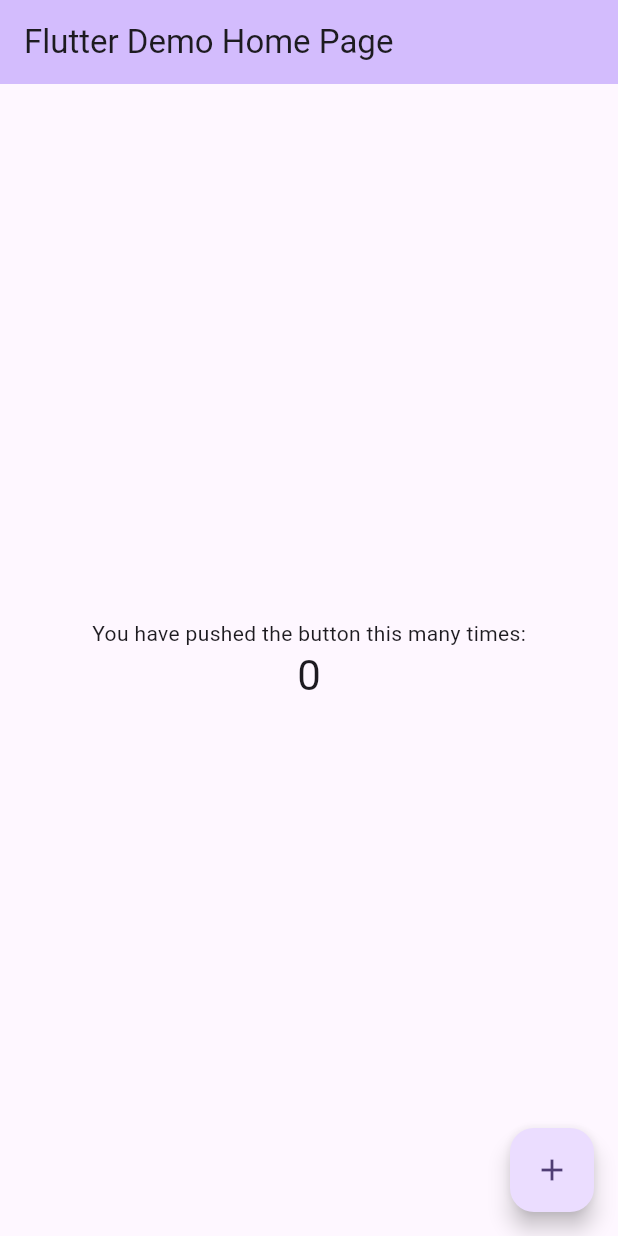
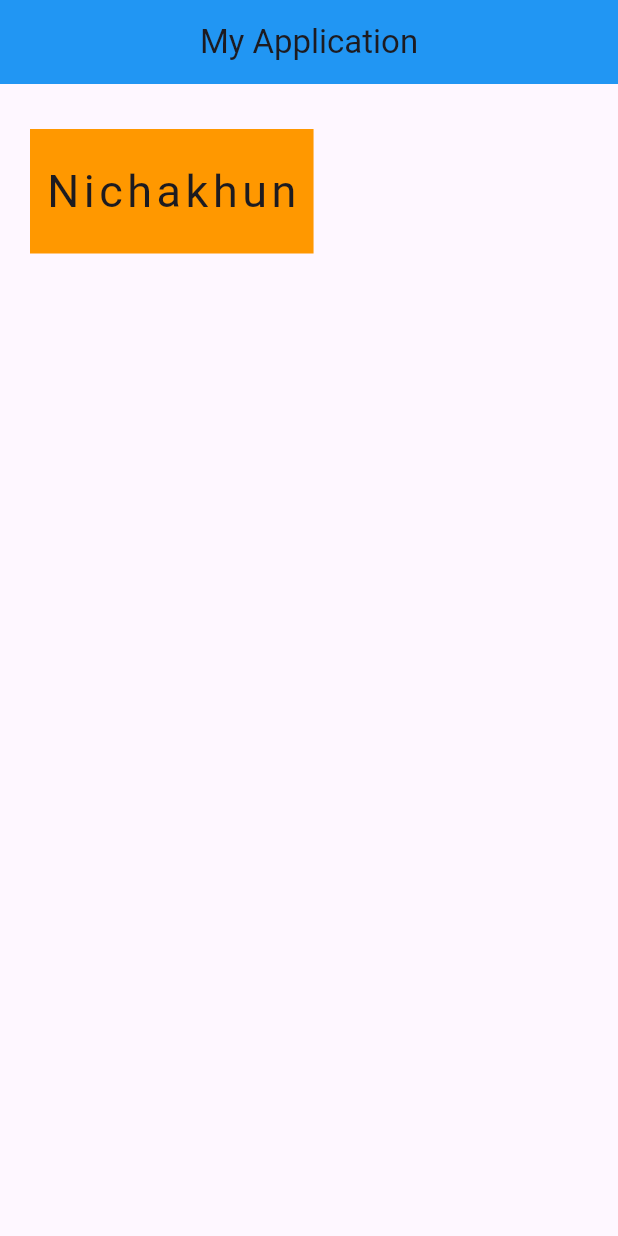
Before and after one commit to BigKongphop/WorkPlanPro, a Flutter app: the screen it shows after launch, on a phone screen of 412 x 824 dp. Run offline on Flutter 3.47's test engine with Material 3 defaults, Android fonts, the phone set to English and light mode, and no system bars.

Commit message:
test flutter

```diff
--- a/workplanpro/lib/main.dart
+++ b/workplanpro/lib/main.dart
@@ -1,125 +1,16 @@
 import 'package:flutter/material.dart';
+import 'package:workplanpro/screens/home.dart';
 
 void main() {
-  runApp(const MyApp());
+  runApp(MaterialApp(
+    title: "My title",
+    home: Scaffold(
+      appBar: AppBar(
+        title: const Text("My Application"),
+        backgroundColor: Colors.blue,
+        centerTitle: true,
+      ),
+      body: const Home(),
+    ),
+  ));
 }
-
-class MyApp extends StatelessWidget {
-  const MyApp({super.key});
-
-  // This widget is the root of your application.
-  @override
-  Widget build(BuildContext context) {
-    return MaterialApp(
-      title: 'Flutter Demo',
-      theme: ThemeData(
-        // This is the theme of your application.
-        //
-        // TRY THIS: Try running your application with "flutter run". You'll see
-        // the application has a purple toolbar. Then, without quitting the app,
-        // try changing the seedColor in the colorScheme below to Colors.green
-        // and then invoke "hot reload" (save your changes or press the "hot
-        // reload" button in a Flutter-supported IDE, or press "r" if you used
-        // the command line to start the app).
-        //
-        // Notice that the counter didn't reset back to zero; the application
-        // state is not lost during the reload. To reset the state, use hot
-        // restart instead.
-        //
-        // This works for code too, not just values: Most code changes can be
-        // tested with just a hot reload.
-        colorScheme: ColorScheme.fromSeed(seedColor: Colors.deepPurple),
-        useMaterial3: true,
-      ),
-      home: const MyHomePage(title: 'Flutter Demo Home Page'),
-    );
-  }
-}
-
-class MyHomePage extends StatefulWidget {
-  const MyHomePage({super.key, required this.title});
-
-  // This widget is the home page of your application. It is stateful, meaning
-  // that it has a State object (defined below) that contains fields that affect
-  // how it looks.
-
-  // This class is the configuration for the state. It holds the values (in this
-  // case the title) provided by the parent (in this case the App widget) and
-  // used by the build method of the State. Fields in a Widget subclass are
-  // always marked "final".
-
-  final String title;
-
-  @override
-  State<MyHomePage> createState() => _MyHomePageState();
-}
-
-class _MyHomePageState extends State<MyHomePage> {
-  int _counter = 0;
-
-  void _incrementCounter() {
-    setState(() {
-      // This call to setState tells the Flutter framework that something has
-      // changed in this State, which causes it to rerun the build method below
-      // so that the display can reflect the updated values. If we changed
-      // _counter without calling setState(), then the build method would not be
-      // called again, and so nothing would appear to happen.
-      _counter++;
-    });
-  }
-
-  @override
-  Widget build(BuildContext context) {
-    // This method is rerun every time setState is called, for instance as done
-    // by the _incrementCounter method above.
-    //
-    // The Flutter framework has been optimized to make rerunning build methods
-    // fast, so that you can just rebuild anything that needs updating rather
-    // than having to individually change instances of widgets.
-    return Scaffold(
-      appBar: AppBar(
-        // TRY THIS: Try changing the color here to a specific color (to
-        // Colors.amber, perhaps?) and trigger a hot reload to see the AppBar
-        // change color while the other colors stay the same.
-        backgroundColor: Theme.of(context).colorScheme.inversePrimary,
-        // Here we take the value from the MyHomePage object that was created by
-        // the App.build method, and use it to set our appbar title.
-        title: Text(widget.title),
-      ),
-      body: Center(
-        // Center is a layout widget. It takes a single child and positions it
-        // in the middle of the parent.
-        child: Column(
-          // Column is also a layout widget. It takes a list of children and
-          // arranges them vertically. By default, it sizes itself to fit its
-          // children horizontally, and tries to be as tall as its parent.
-          //
-          // Column has various properties to control how it sizes itself and
-          // how it positions its children. Here we use mainAxisAlignment to
-          // center the children vertically; the main axis here is the vertical
-          // axis because Columns are vertical (the cross axis would be
-          // horizontal).
-          //
-          // TRY THIS: Invoke "debug painting" (choose the "Toggle Debug Paint"
-          // action in the IDE, or press "p" in the console), to see the
-          // wireframe for each widget.
-          mainAxisAlignment: MainAxisAlignment.center,
-          children: <Widget>[
-            const Text(
-              'You have pushed the button this many times:',
-            ),
-            Text(
-              '$_counter',
-              style: Theme.of(context).textTheme.headlineMedium,
-            ),
-          ],
-        ),
-      ),
-      floatingActionButton: FloatingActionButton(
-        onPressed: _incrementCounter,
-        tooltip: 'Increment',
-        child: const Icon(Icons.add),
-      ), // This trailing comma makes auto-formatting nicer for build methods.
-    );
-  }
-}
--- /dev/null
+++ b/workplanpro/lib/screens/home.dart
@@ -0,0 +1,21 @@
+import 'package:flutter/material.dart';
+
+class Home extends StatelessWidget{
+  const Home({super.key});
+
+  @override
+  Widget build(BuildContext context) {
+    return Container(
+      color: Colors.orange,
+      margin: const EdgeInsets.symmetric(horizontal: 20,vertical: 30),
+      padding: const EdgeInsets.symmetric(horizontal: 10,vertical: 20),
+      child: const Text(
+        "Nichakhun",
+        style: TextStyle(
+          fontSize: 30,
+          letterSpacing: 3
+        ),
+      ),
+    );
+  }
+}
```
Also changed, not shown: 1 other file.
